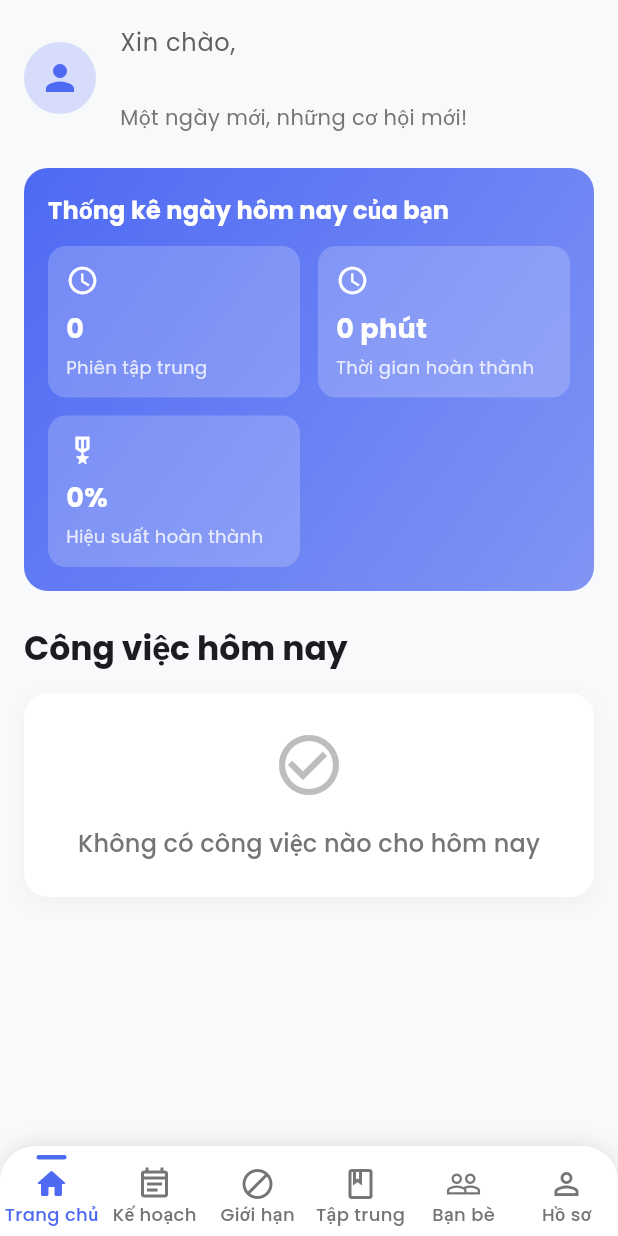
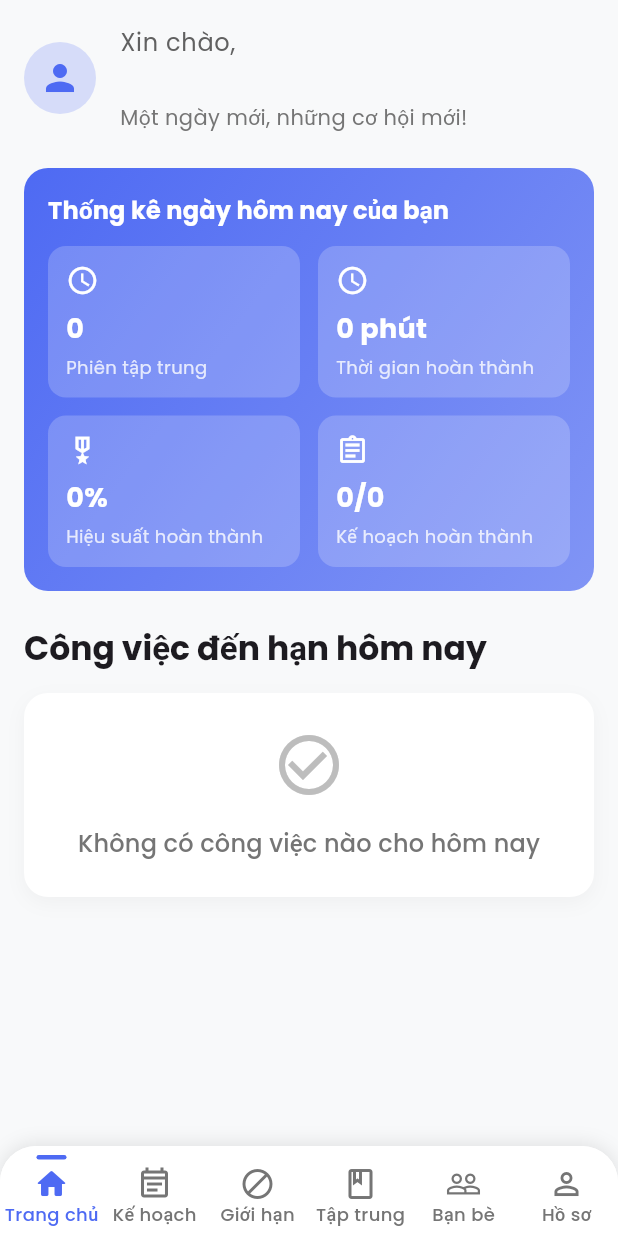
Before and after one commit to TrungQuangnguyeen/TakeTime-FocusApp, a Flutter app: the screen it shows once a user with an empty profile is signed in, on a phone screen of 412 x 824 dp. Run offline on Flutter 3.47's test engine with Material 3 defaults, Android fonts, the light colour scheme and no system bars; our stand-ins replace animate_do, animated_text_kit, audioplayers, fl_chart, flutter_local_notifications, flutter_svg and 7 more; missing offline and left inert: installed_apps; accounts and stored records are empty; network calls fail.

Commit message:
Update UI Task, UI Home, Fix Error completed task

```diff
--- a/Taketime-FocusApp/lib/screens/home/home_screen.dart
+++ b/Taketime-FocusApp/lib/screens/home/home_screen.dart
@@ -288,9 +288,26 @@ class _HomeScreenState extends State<HomeScreen> {
                           ),
                         ),
                         const SizedBox(width: 12),
+                        // Ô thống kê mới cho số lượng kế hoạch hôm nay
                         Expanded(
-                          child:
-                              Container(), // Có thể để trống hoặc xóa Expanded này
+                          child: Consumer<PlanProvider>(
+                            builder: (context, planProvider, child) {
+                              final todayPlans = planProvider.getPlansForDate(
+                                DateTime.now(),
+                              );
+                              final completedPlans =
+                                  todayPlans
+                                      .where((plan) => plan.isCompleted)
+                                      .length;
+                              final totalPlans = todayPlans.length;
+                              return _buildStatItem(
+                                context,
+                                Icons.assignment_outlined,
+                                '$completedPlans/$totalPlans',
+                                'Kế hoạch hoàn thành',
+                              );
+                            },
+                          ),
                         ),
                       ],
                     ),
@@ -302,7 +319,7 @@ class _HomeScreenState extends State<HomeScreen> {
 
               // Features section
               Text(
-                'Công việc hôm nay',
+                'Công việc đến hạn hôm nay',
                 style: theme.textTheme.titleLarge?.copyWith(
                   fontWeight: FontWeight.bold,
                 ),
```
Also changed, not shown: Taketime-FocusApp/lib/models/plan_model.dart (+8 -13 lines), Taketime-FocusApp/lib/providers/plan_provider.dart (+21 -7 lines), Taketime-FocusApp/lib/screens/plan/plan_detail_screen.dart (+13 -38 lines).
